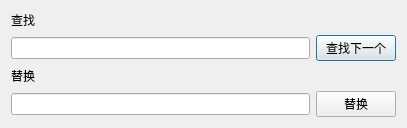
First picture: the form in findreplace.ui, repository EnterpriseBCMe/OOP2020, before the edit.
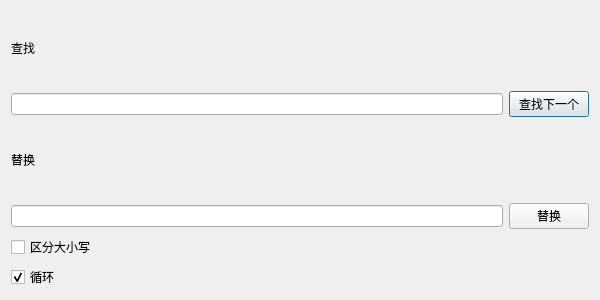
Second picture: the form after the edit.

```diff
--- a/findreplace.ui
+++ b/findreplace.ui
@@ -6,10 +6,28 @@
    <rect>
     <x>0</x>
     <y>0</y>
-    <width>407</width>
-    <height>112</height>
+    <width>600</width>
+    <height>300</height>
    </rect>
   </property>
+  <property name="sizePolicy">
+   <sizepolicy hsizetype="Fixed" vsizetype="Fixed">
+    <horstretch>0</horstretch>
+    <verstretch>0</verstretch>
+   </sizepolicy>
+  </property>
+  <property name="minimumSize">
+   <size>
+    <width>600</width>
+    <height>300</height>
+   </size>
+  </property>
+  <property name="maximumSize">
+   <size>
+    <width>600</width>
+    <height>300</height>
+   </size>
+  </property>
   <property name="windowTitle">
    <string>Dialog</string>
   </property>
@@ -24,7 +42,7 @@
       </widget>
      </item>
      <item>
-      <layout class="QHBoxLayout" name="horizontalLayout">
+      <layout class="QHBoxLayout" name="horizontalLayout_2">
        <item>
         <widget class="QLineEdit" name="le_find"/>
        </item>
@@ -45,7 +63,7 @@
       </widget>
      </item>
      <item>
-      <layout class="QHBoxLayout" name="horizontalLayout_2">
+      <layout class="QHBoxLayout" name="horizontalLayout">
        <item>
         <widget class="QLineEdit" name="le_replace"/>
        </item>
@@ -58,6 +76,23 @@
        </item>
       </layout>
      </item>
+     <item>
+      <widget class="QCheckBox" name="caseSensitive">
+       <property name="text">
+        <string>区分大小写</string>
+       </property>
+      </widget>
+     </item>
+     <item>
+      <widget class="QCheckBox" name="cycle">
+       <property name="text">
+        <string>循环</string>
+       </property>
+       <property name="checked">
+        <bool>true</bool>
+       </property>
+      </widget>
+     </item>
     </layout>
    </item>
   </layout>
```
